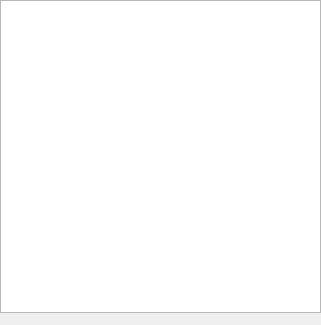
First picture: the form in src/ui/annotations/qgsannotationpointtextwidgetbase.ui, repository qgis/QGIS, before the edit.
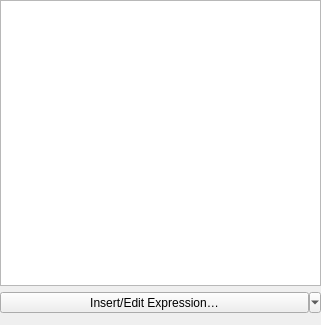
Second picture: the form after the edit. Custom widgets are drawn as their Qt base class.

Commit message: [ui][annotations] Add insert expression button in the point text widget

What changed in the file:
```diff
--- a/src/ui/annotations/qgsannotationpointtextwidgetbase.ui
+++ b/src/ui/annotations/qgsannotationpointtextwidgetbase.ui
@@ -40,6 +40,31 @@
     <widget class="QgsAnnotationItemCommonPropertiesWidget" name="mPropertiesWidget" native="true"/>
    </item>
    <item row="1" column="0">
+    <widget class="QToolButton" name="mInsertExpressionButton">
+     <property name="sizePolicy">
+        <sizepolicy hsizetype="Expanding" vsizetype="Fixed">
+        <horstretch>0</horstretch>
+        <verstretch>0</verstretch>
+        </sizepolicy>
+     </property>
+     <property name="text">
+        <string>Insert/Edit Expression…</string>
+     </property>
+     <property name="popupMode">
+        <enum>QToolButton::MenuButtonPopup</enum>
+     </property>
+     <property name="toolButtonStyle">
+        <enum>Qt::ToolButtonTextOnly</enum>
+     </property>
+     <property name="arrowType">
+        <enum>Qt::DownArrow</enum>
+     </property>
+    </widget>
+   </item>
+   <item row="3" column="0">
+    <widget class="QgsAnnotationItemCommonPropertiesWidget" name="mPropertiesWidget" native="true"/>
+   </item>
+   <item row="2" column="0">
     <widget class="QWidget" name="mTextFormatWidgetContainer" native="true"/>
    </item>
   </layout>
```
Left out of the diff: 3 changed lines with no effect on the pictures. The commit also changes 2 other files.
